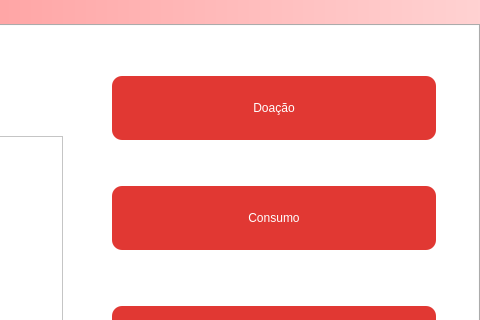
First picture: the form in src/Graphics/Dashboard/dashboard.ui, repository INF112-Programacao2/20222-team-1, before the edit; both pictures show x 520 to 1000 and y 0 to 320 of the 1000 by 572 pixel window.
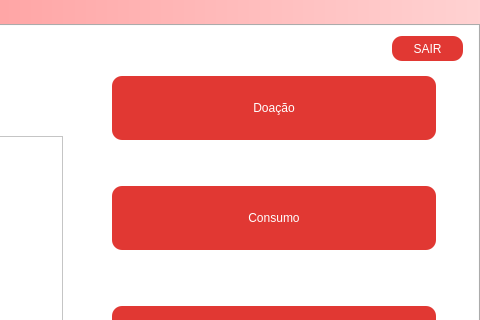
Second picture: the form after the edit. Icons and pictures are not drawn.

Commit message: Updade dashboard.

What changed in the file:
```diff
--- a/src/Graphics/Dashboard/dashboard.ui
+++ b/src/Graphics/Dashboard/dashboard.ui
@@ -307,6 +307,34 @@
         <enum>QFrame::Raised</enum>
        </property>
       </widget>
+      <widget class="QPushButton" name="pushButton">
+       <property name="geometry">
+        <rect>
+         <x>910</x>
+         <y>10</y>
+         <width>71</width>
+         <height>25</height>
+        </rect>
+       </property>
+       <property name="styleSheet">
+        <string notr="true">QPushButton{
+
+background: #E13833;
+border-radius: 10px;
+color:#ffffff;
+}
+QPushButton:hover{
+background: #992C29;
+border-radius: 10px;
+color:#ffffff;
+}
+
+</string>
+       </property>
+       <property name="text">
+        <string>SAIR</string>
+       </property>
+      </widget>
      </widget>
      <widget class="QWidget" name="tabDoador">
       <property name="styleSheet">
```
The commit also changes 2 other files.
